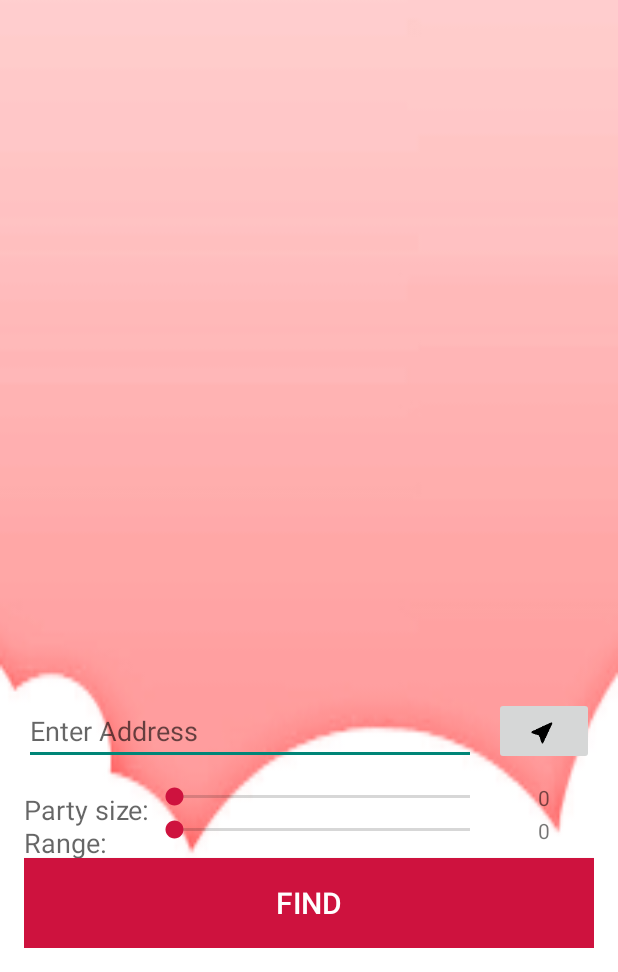
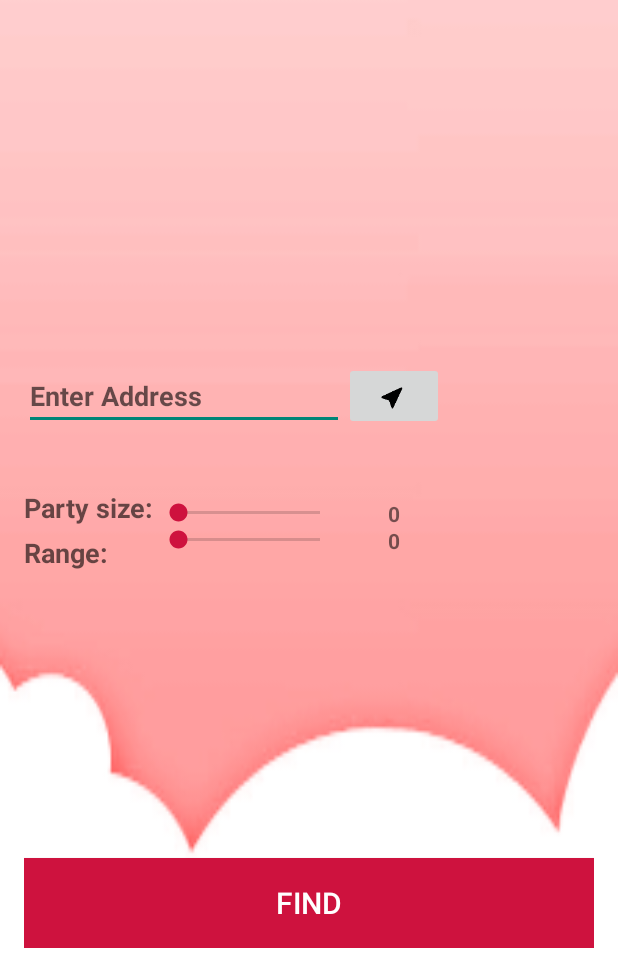
Before and after one commit to mmnavarr/QuickSit, an Android app: the screen it shows after launch (MainActivity), on a phone screen of 412 x 824 dp, the part 264-1236 px from its top. Run offline under Robolectric (Android 15) with nearby library versions, the phone set to English and light mode, and no system bars.

Commit message:
Rearranged text on Activity Main page

```diff
--- a/app/src/main/res/layout/activity_main.xml
+++ b/app/src/main/res/layout/activity_main.xml
@@ -15,12 +15,11 @@
         android:indeterminate="false"
         android:longClickable="false"
         android:thumbTint="#CE123E"
-        android:layout_above="@+id/find"
+        android:layout_below="@+id/pSize"
         android:layout_alignLeft="@+id/pSize"
         android:layout_alignStart="@+id/pSize"
-        android:layout_toLeftOf="@+id/rangeTxt"
-        android:layout_toStartOf="@+id/rangeTxt"
-        android:layout_marginTop="4dp" />
+        android:layout_toStartOf="@+id/currLocation"
+        android:layout_toLeftOf="@+id/currLocation" />
 
     <EditText
         android:layout_width="wrap_content"
@@ -29,12 +28,10 @@
         android:ems="10"
         android:id="@+id/address"
         android:hint="@string/addr"
-        android:layout_above="@+id/pSize"
+        android:layout_centerVertical="true"
         android:layout_alignParentLeft="true"
         android:layout_alignParentStart="true"
-        android:layout_toLeftOf="@+id/currLocation"
-        android:layout_toStartOf="@+id/currLocation"
-        android:layout_marginRight="12dp" />
+        android:textStyle="bold" />
 
     <ImageButton
         android:layout_width="wrap_content"
@@ -44,10 +41,10 @@
         android:src="@drawable/location"
         android:scaleType="fitCenter"
         android:contentDescription="locationimg"
-        android:layout_above="@+id/pSize"
-        android:layout_alignParentRight="true"
-        android:layout_alignParentEnd="true"
-        android:layout_alignTop="@+id/address" />
+        android:layout_alignTop="@+id/address"
+        android:layout_toRightOf="@+id/address"
+        android:layout_toEndOf="@+id/address"
+        android:layout_above="@+id/pSize" />
 
     <Button
         android:layout_width="wrap_content"
@@ -71,12 +68,12 @@
         android:id="@+id/pSize"
         android:max="10"
         android:indeterminate="false"
-        android:layout_above="@+id/range"
+        android:thumbTint="#CE123E"
+        android:layout_marginTop="46dp"
+        android:layout_below="@+id/address"
+        android:layout_toLeftOf="@+id/currLocation"
         android:layout_toRightOf="@+id/textView"
-        android:thumbTint="#CE123E"
-        android:layout_toLeftOf="@+id/currLocation"
-        android:layout_toStartOf="@+id/currLocation"
-        android:layout_marginTop="12dp" />
+        android:layout_toEndOf="@+id/textView" />
 
     <TextView
         android:layout_width="wrap_content"
@@ -85,12 +82,12 @@
         android:id="@+id/pSizeTxt"
         android:layout_alignBottom="@+id/pSize"
         android:layout_alignTop="@+id/pSize"
-        android:layout_alignRight="@+id/currLocation"
-        android:layout_alignEnd="@+id/currLocation"
-        android:layout_toEndOf="@+id/address"
         android:layout_toRightOf="@+id/address"
         android:text="@string/psize"
-        android:gravity="center" />
+        android:gravity="center"
+        android:textStyle="bold"
+        android:layout_alignRight="@+id/currLocation"
+        android:layout_alignEnd="@+id/currLocation" />
 
     <TextView
         android:layout_width="wrap_content"
@@ -99,13 +96,13 @@
         android:id="@+id/rangeTxt"
         android:layout_alignBottom="@+id/range"
         android:layout_alignTop="@+id/range"
-        android:layout_alignRight="@+id/currLocation"
-        android:layout_alignEnd="@+id/currLocation"
-        android:layout_toEndOf="@+id/currLocation"
         android:layout_alignLeft="@+id/pSizeTxt"
         android:layout_alignStart="@+id/pSizeTxt"
         android:text="@string/dsize"
-        android:gravity="center" />
+        android:gravity="center"
+        android:textStyle="bold"
+        android:layout_alignRight="@+id/pSizeTxt"
+        android:layout_alignEnd="@+id/pSizeTxt" />
 
     <TextView
         android:layout_width="wrap_content"
@@ -113,10 +110,10 @@
         android:textAppearance="?android:attr/textAppearanceMedium"
         android:text="@string/party"
         android:id="@+id/textView"
-        android:layout_alignTop="@+id/pSize"
+        android:layout_above="@+id/textView2"
         android:layout_alignParentLeft="true"
         android:layout_alignParentStart="true"
-        android:layout_marginTop="5dp" />
+        android:textStyle="bold" />
 
     <TextView
         android:layout_width="wrap_content"
@@ -127,14 +124,15 @@
         android:layout_alignTop="@+id/range"
         android:layout_alignParentLeft="true"
         android:layout_alignParentStart="true"
-        android:layout_marginTop="5dp" />
+        android:layout_marginTop="5dp"
+        android:textStyle="bold" />
 
     <ImageView
         android:layout_width="100dp"
         android:layout_height="100dp"
         android:scaleType="centerCrop"
         android:contentDescription= "@string/name"
-        android:src= "@drawable/logo"
+        android:src= "@drawable/logo_1"
         android:layout_alignParentTop="true"
         android:layout_alignParentLeft="true"
         android:layout_alignParentStart="true"
```
